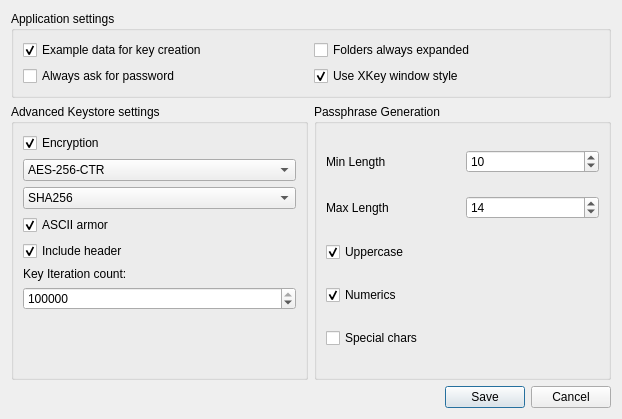
Above: ui/Settings.ui from tcShadowWalker/XKey before the change. Below: the same form after it.
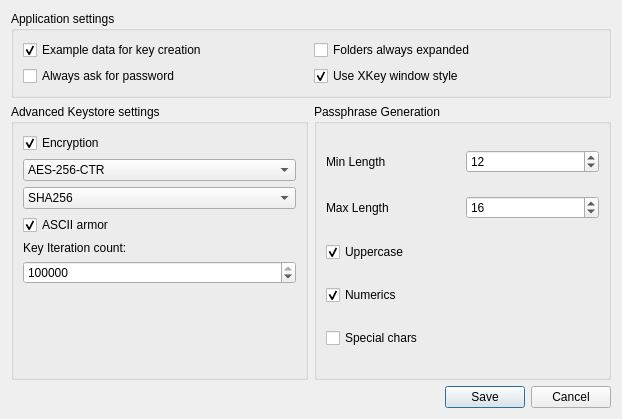
That is the form after the change. Icons and pictures are not drawn.

Commit message: XKey_qt: Remove 'include_header' option

Diff of the .ui file:
```diff
--- a/ui/Settings.ui
+++ b/ui/Settings.ui
@@ -46,7 +46,7 @@
          <number>256</number>
         </property>
         <property name="value">
-         <number>10</number>
+         <number>12</number>
         </property>
        </widget>
       </item>
@@ -69,7 +69,7 @@
          <number>256</number>
         </property>
         <property name="value">
-         <number>14</number>
+         <number>16</number>
         </property>
        </widget>
       </item>
@@ -217,19 +217,6 @@
         </property>
        </widget>
       </item>
-      <item>
-       <widget class="QCheckBox" name="headerCheckBox">
-        <property name="toolTip">
-         <string>&lt;html&gt;&lt;head/&gt;&lt;body&gt;&lt;p&gt;Include a cleartext header file into keystores.&lt;/p&gt;&lt;p&gt;Normally, all keystore have a plaintext ascii header,&lt;br/&gt;which indicates the files to be passphrase keystores.&lt;/p&gt;&lt;p&gt;This header helps XKey to recognize the encryption and version settings used for encryption and you might encounter problems when that header ist not present.&lt;/p&gt;&lt;p&gt;Strongly recommended to be &lt;span style=&quot; font-weight:600;&quot;&gt;On&lt;/span&gt;.&lt;/p&gt;&lt;/body&gt;&lt;/html&gt;</string>
-        </property>
-        <property name="text">
-         <string>Include header</string>
-        </property>
-        <property name="checked">
-         <bool>true</bool>
-        </property>
-       </widget>
-      </item>
       <item>
        <widget class="QLabel" name="label_3">
         <property name="toolTip">
```
Left out of the diff: 2 changed lines with no effect on the pictures. The commit also changes 5 other files.
